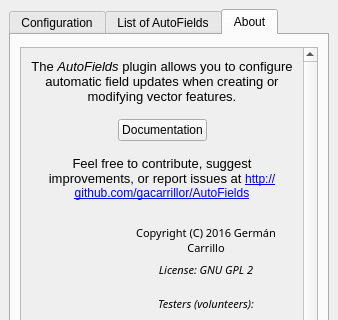
Before: the Qt Designer form Ui_AutoFields_dock.ui in gacarrillor/AutoFields, drawn with Qt 5; both pictures show x 0 to 338 and y 0 to 320 of the 338 by 535 pixel window.
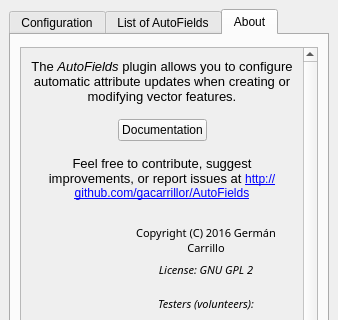
After: the same form once the commit is applied. The open tabs and pages were chosen to show the change. Icons and pictures are not drawn.

```diff
--- a/Ui_AutoFields_dock.ui
+++ b/Ui_AutoFields_dock.ui
@@ -852,9 +852,9 @@
            <property name="geometry">
             <rect>
              <x>0</x>
-             <y>-67</y>
+             <y>0</y>
              <width>282</width>
-             <height>532</height>
+             <height>550</height>
             </rect>
            </property>
            <layout class="QVBoxLayout" name="verticalLayout_7">
@@ -874,7 +874,7 @@
             <item>
              <widget class="QLabel" name="label_5">
               <property name="text">
-               <string>&lt;html&gt;&lt;head/&gt;&lt;body&gt;&lt;p&gt;&lt;span style=&quot; font-size:10pt;&quot;&gt;The &lt;/span&gt;&lt;span style=&quot; font-size:10pt; font-style:italic;&quot;&gt;AutoFields&lt;/span&gt;&lt;span style=&quot; font-size:10pt;&quot;&gt; plugin allows you to configure automatic field updates when creating or modifying vector features.&lt;/span&gt;&lt;/p&gt;&lt;/body&gt;&lt;/html&gt;</string>
+               <string>&lt;html&gt;&lt;head/&gt;&lt;body&gt;&lt;p&gt;&lt;span style=&quot; font-size:10pt;&quot;&gt;The &lt;/span&gt;&lt;span style=&quot; font-size:10pt; font-style:italic;&quot;&gt;AutoFields&lt;/span&gt;&lt;span style=&quot; font-size:10pt;&quot;&gt; plugin allows you to configure automatic attribute updates when creating or modifying vector features.&lt;/span&gt;&lt;/p&gt;&lt;/body&gt;&lt;/html&gt;</string>
               </property>
               <property name="scaledContents">
                <bool>false</bool>
```
